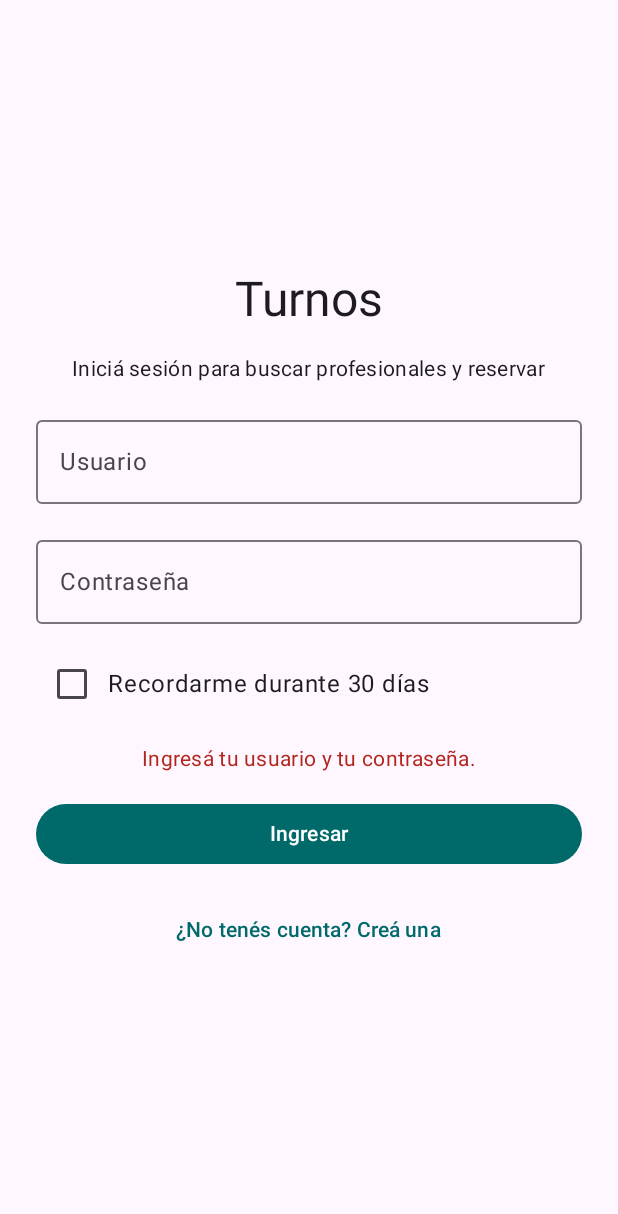
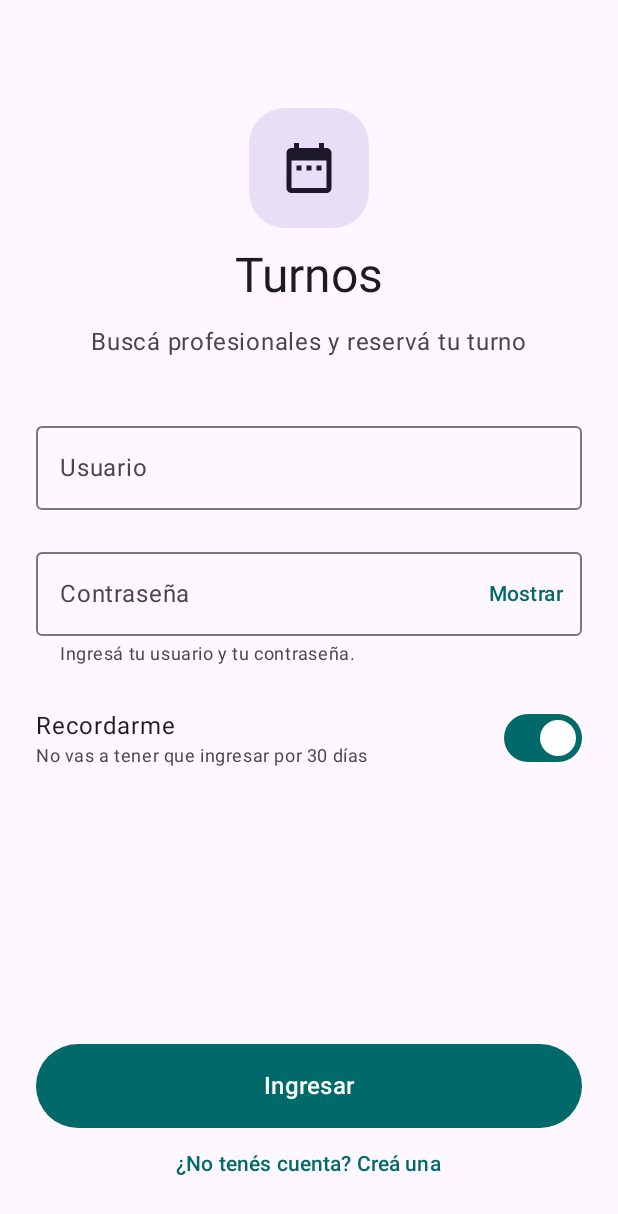
Before and after one commit to Martin-Salvatore-ProgII/app-kmp, an Android app built with Jetpack Compose: the screen it shows after launch (MainActivity), after a tap on "Ingresar", on a phone screen of 412 x 824 dp. Shown: the top 1214 px of the screen. Run offline under Robolectric (Android 15) with nearby library versions, the phone set to English and light mode, and no system bars; 2 statements that could not run were skipped; 1 other tap on this screen came first.

Commit message:
feat(auth): rediseñar Login según el prototipo, con el botón abajo y los campos marcados ante un 401

```diff
--- a/composeApp/src/commonMain/kotlin/com/example/turnosapp/auth/ui/LoginAction.kt
+++ b/composeApp/src/commonMain/kotlin/com/example/turnosapp/auth/ui/LoginAction.kt
@@ -4,6 +4,7 @@ sealed interface LoginAction {
     data class UsernameChanged(val value: String) : LoginAction
     data class PasswordChanged(val value: String) : LoginAction
     data class RememberMeChanged(val value: Boolean) : LoginAction
+    data object PasswordVisibilityToggled : LoginAction
     data object Submit : LoginAction
     data object RegisterClicked : LoginAction
 }
--- a/composeApp/src/commonMain/kotlin/com/example/turnosapp/auth/ui/LoginScreen.kt
+++ b/composeApp/src/commonMain/kotlin/com/example/turnosapp/auth/ui/LoginScreen.kt
@@ -1,20 +1,30 @@
 package com.example.turnosapp.auth.ui
 
+import androidx.compose.foundation.background
 import androidx.compose.foundation.layout.Arrangement
+import androidx.compose.foundation.layout.Box
 import androidx.compose.foundation.layout.Column
 import androidx.compose.foundation.layout.Row
 import androidx.compose.foundation.layout.fillMaxSize
 import androidx.compose.foundation.layout.fillMaxWidth
+import androidx.compose.foundation.layout.heightIn
+import androidx.compose.foundation.layout.imePadding
 import androidx.compose.foundation.layout.padding
 import androidx.compose.foundation.layout.size
 import androidx.compose.foundation.rememberScrollState
+import androidx.compose.foundation.selection.toggleable
+import androidx.compose.foundation.shape.RoundedCornerShape
 import androidx.compose.foundation.text.KeyboardOptions
 import androidx.compose.foundation.verticalScroll
+import androidx.compose.material.icons.Icons
+import androidx.compose.material.icons.filled.DateRange
+import androidx.compose.material.icons.filled.Info
 import androidx.compose.material3.Button
-import androidx.compose.material3.Checkbox
 import androidx.compose.material3.CircularProgressIndicator
+import androidx.compose.material3.Icon
 import androidx.compose.material3.MaterialTheme
 import androidx.compose.material3.OutlinedTextField
+import androidx.compose.material3.Switch
 import androidx.compose.material3.Text
 import androidx.compose.material3.TextButton
 import androidx.compose.runtime.Composable
@@ -22,13 +32,17 @@ import androidx.compose.runtime.LaunchedEffect
 import androidx.compose.runtime.getValue
 import androidx.compose.ui.Alignment
 import androidx.compose.ui.Modifier
+import androidx.compose.ui.draw.clip
+import androidx.compose.ui.semantics.Role
 import androidx.compose.ui.text.input.ImeAction
 import androidx.compose.ui.text.input.KeyboardType
 import androidx.compose.ui.text.input.PasswordVisualTransformation
+import androidx.compose.ui.text.input.VisualTransformation
 import androidx.compose.ui.unit.dp
 import androidx.lifecycle.compose.collectAsStateWithLifecycle
 import androidx.lifecycle.viewmodel.compose.viewModel
 import com.example.turnosapp.core.di.AppContainer
+import com.example.turnosapp.core.ui.PasswordVisibilityButton
 
 /** Conecta la pantalla con su ViewModel y traduce sus efectos en navegación. */
 @Composable
@@ -54,19 +68,23 @@ fun LoginRoute(
     LoginScreen(state = state, onAction = viewModel::onAction)
 }
 
-/** Inicio de sesión (HU-02). Solo dibuja el estado y emite acciones. */
+/**
+ * Inicio de sesión (HU-02, prototipo en `docs/arq/prototipo/`). Solo dibuja el estado y emite acciones.
+ * Los botones quedan abajo, al alcance del pulgar; el resto se desplaza si aparece el teclado.
+ */
 @Composable
 fun LoginScreen(
     state: LoginUiState,
     onAction: (LoginAction) -> Unit,
 ) {
+    Column(modifier = Modifier.fillMaxSize().imePadding().padding(horizontal = 24.dp)) {
         Column(
-        modifier = Modifier.fillMaxSize().verticalScroll(rememberScrollState()).padding(24.dp),
-        verticalArrangement = Arrangement.spacedBy(16.dp, Alignment.CenterVertically),
-        horizontalAlignment = Alignment.CenterHorizontally,
+            verticalArrangement = Arrangement.spacedBy(20.dp),
+            modifier = Modifier.weight(1f).verticalScroll(rememberScrollState()),
         ) {
-        Text("Turnos", style = MaterialTheme.typography.headlineLarge)
-        Text("Iniciá sesión para buscar profesionales y reservar", style = MaterialTheme.typography.bodyMedium)
+            AppHeader(modifier = Modifier.padding(top = 72.dp, bottom = 16.dp))
+
+            state.infoMessage?.let { InfoNotice(it) }
 
             OutlinedTextField(
                 value = state.username,
@@ -74,6 +92,8 @@ fun LoginScreen(
                 label = { Text("Usuario") },
                 singleLine = true,
                 enabled = !state.isLoading,
+                isError = state.invalidCredentials,
+                textStyle = MaterialTheme.typography.bodyLarge,
                 keyboardOptions = KeyboardOptions(keyboardType = KeyboardType.Ascii, imeAction = ImeAction.Next),
                 modifier = Modifier.fillMaxWidth(),
             )
@@ -83,45 +103,115 @@ fun LoginScreen(
                 label = { Text("Contraseña") },
                 singleLine = true,
                 enabled = !state.isLoading,
-            visualTransformation = PasswordVisualTransformation(),
+                isError = state.invalidCredentials,
+                textStyle = MaterialTheme.typography.bodyLarge,
+                visualTransformation = if (state.passwordVisible) VisualTransformation.None else PasswordVisualTransformation(),
+                trailingIcon = {
+                    PasswordVisibilityButton(state.passwordVisible) { onAction(LoginAction.PasswordVisibilityToggled) }
+                },
+                supportingText = state.errorMessage?.let { { Text(it) } },
                 keyboardOptions = KeyboardOptions(keyboardType = KeyboardType.Password, imeAction = ImeAction.Done),
                 modifier = Modifier.fillMaxWidth(),
             )
+            // Toda la fila es el interruptor, no solo el control: más fácil de tocar.
             Row(
-            modifier = Modifier.fillMaxWidth(),
                 verticalAlignment = Alignment.CenterVertically,
+                modifier = Modifier
+                    .fillMaxWidth()
+                    .heightIn(min = 56.dp)
+                    .toggleable(
+                        value = state.rememberMe,
+                        enabled = !state.isLoading,
+                        role = Role.Switch,
+                        onValueChange = { onAction(LoginAction.RememberMeChanged(it)) },
+                    ),
             ) {
-            Checkbox(
-                checked = state.rememberMe,
-                onCheckedChange = { onAction(LoginAction.RememberMeChanged(it)) },
-                enabled = !state.isLoading,
+                Column(modifier = Modifier.weight(1f)) {
+                    Text("Recordarme", style = MaterialTheme.typography.bodyLarge)
+                    Text(
+                        "No vas a tener que ingresar por 30 días",
+                        style = MaterialTheme.typography.bodySmall,
+                        color = MaterialTheme.colorScheme.onSurfaceVariant,
                     )
-            Text("Recordarme durante 30 días")
+                }
+                Switch(checked = state.rememberMe, onCheckedChange = null, enabled = !state.isLoading)
+            }
         }
 
-        state.infoMessage?.let {
-            Text(it, color = MaterialTheme.colorScheme.primary, style = MaterialTheme.typography.bodyMedium)
-        }
-        state.errorMessage?.let {
-            Text(it, color = MaterialTheme.colorScheme.error, style = MaterialTheme.typography.bodyMedium)
-        }
-
+        Column(
+            horizontalAlignment = Alignment.CenterHorizontally,
+            modifier = Modifier.fillMaxWidth().padding(top = 12.dp, bottom = 24.dp),
+        ) {
             Button(
                 onClick = { onAction(LoginAction.Submit) },
                 enabled = !state.isLoading,
-            modifier = Modifier.fillMaxWidth(),
+                modifier = Modifier.fillMaxWidth().heightIn(min = 56.dp),
             ) {
                 if (state.isLoading) {
                     CircularProgressIndicator(modifier = Modifier.size(20.dp), strokeWidth = 2.dp)
                 } else {
-                Text("Ingresar")
+                    Text("Ingresar", style = MaterialTheme.typography.titleMedium)
                 }
             }
             TextButton(
                 onClick = { onAction(LoginAction.RegisterClicked) },
                 enabled = !state.isLoading,
+                modifier = Modifier.heightIn(min = 48.dp),
             ) {
                 Text("¿No tenés cuenta? Creá una")
             }
         }
     }
+}
+
+/** El ícono y el nombre de la app, arriba de Login. */
+@Composable
+private fun AppHeader(modifier: Modifier = Modifier) {
+    Column(
+        horizontalAlignment = Alignment.CenterHorizontally,
+        verticalArrangement = Arrangement.spacedBy(12.dp),
+        modifier = modifier.fillMaxWidth(),
+    ) {
+        Box(
+            contentAlignment = Alignment.Center,
+            modifier = Modifier
+                .size(80.dp)
+                .clip(RoundedCornerShape(24.dp))
+                .background(MaterialTheme.colorScheme.secondaryContainer),
+        ) {
+            Icon(
+                Icons.Filled.DateRange,
+                contentDescription = null,
+                tint = MaterialTheme.colorScheme.onSecondaryContainer,
+                modifier = Modifier.size(40.dp),
+            )
+        }
+        Text("Turnos", style = MaterialTheme.typography.headlineLarge)
+        Text(
+            "Buscá profesionales y reservá tu turno",
+            style = MaterialTheme.typography.bodyLarge,
+            color = MaterialTheme.colorScheme.onSurfaceVariant,
+        )
+    }
+}
+
+/** Un aviso que no es un error, por ejemplo que la sesión venció o que la cuenta se creó. */
+@Composable
+private fun InfoNotice(text: String) {
+    Row(
+        horizontalArrangement = Arrangement.spacedBy(12.dp),
+        modifier = Modifier
+            .fillMaxWidth()
+            .clip(RoundedCornerShape(12.dp))
+            .background(MaterialTheme.colorScheme.tertiaryContainer)
+            .padding(horizontal = 16.dp, vertical = 14.dp),
+    ) {
+        Icon(
+            Icons.Filled.Info,
+            contentDescription = null,
+            tint = MaterialTheme.colorScheme.onTertiaryContainer,
+            modifier = Modifier.size(20.dp),
+        )
+        Text(text, style = MaterialTheme.typography.bodyMedium, color = MaterialTheme.colorScheme.onTertiaryContainer)
+    }
+}
--- a/composeApp/src/commonMain/kotlin/com/example/turnosapp/auth/ui/LoginUiState.kt
+++ b/composeApp/src/commonMain/kotlin/com/example/turnosapp/auth/ui/LoginUiState.kt
@@ -4,8 +4,11 @@ data class LoginUiState(
     val username: String = "",
     val password: String = "",
     val rememberMe: Boolean = false,
+    val passwordVisible: Boolean = false,
     val isLoading: Boolean = false,
     val errorMessage: String? = null,
+    /** El backend rechazó usuario y contraseña: se marcan los dos campos, sin decir cuál falló (HU-02). */
+    val invalidCredentials: Boolean = false,
     /** Aviso que no es un error, por ejemplo que la cuenta se creó. */
     val infoMessage: String? = null,
 )
--- a/composeApp/src/commonMain/kotlin/com/example/turnosapp/auth/ui/LoginViewModel.kt
+++ b/composeApp/src/commonMain/kotlin/com/example/turnosapp/auth/ui/LoginViewModel.kt
@@ -36,9 +36,12 @@ class LoginViewModel(
 
     fun onAction(action: LoginAction) {
         when (action) {
-            is LoginAction.UsernameChanged -> _state.update { it.copy(username = action.value, errorMessage = null) }
-            is LoginAction.PasswordChanged -> _state.update { it.copy(password = action.value, errorMessage = null) }
+            is LoginAction.UsernameChanged ->
+                _state.update { it.copy(username = action.value, errorMessage = null, invalidCredentials = false) }
+            is LoginAction.PasswordChanged ->
+                _state.update { it.copy(password = action.value, errorMessage = null, invalidCredentials = false) }
             is LoginAction.RememberMeChanged -> _state.update { it.copy(rememberMe = action.value) }
+            LoginAction.PasswordVisibilityToggled -> _state.update { it.copy(passwordVisible = !it.passwordVisible) }
             LoginAction.Submit -> login()
             LoginAction.RegisterClicked -> viewModelScope.launch { _effects.send(LoginEffect.NavigateToRegister) }
         }
@@ -60,7 +63,13 @@ class LoginViewModel(
                     _effects.send(LoginEffect.LoggedIn)
                 }
                 .onFailure { error ->
-                    _state.update { it.copy(isLoading = false, errorMessage = loginErrorMessage(error)) }
+                    _state.update {
+                        it.copy(
+                            isLoading = false,
+                            errorMessage = loginErrorMessage(error),
+                            invalidCredentials = error == AppError.Unauthorized,
+                        )
+                    }
                 }
         }
     }
--- /dev/null
+++ b/composeApp/src/commonMain/kotlin/com/example/turnosapp/core/ui/PasswordVisibilityButton.kt
@@ -0,0 +1,17 @@
+package com.example.turnosapp.core.ui
+
+import androidx.compose.material3.Text
+import androidx.compose.material3.TextButton
+import androidx.compose.runtime.Composable
+
+/**
+ * El botón para ver u ocultar la contraseña, en Login y en Registro. Es texto y no un ojo porque
+ * el set de íconos de la app (material-icons-core) no lo trae, y sumar el extendido por un solo
+ * ícono no se justifica.
+ */
+@Composable
+fun PasswordVisibilityButton(visible: Boolean, onClick: () -> Unit) {
+    TextButton(onClick = onClick) {
+        Text(if (visible) "Ocultar" else "Mostrar")
+    }
+}
```
Lines whose indentation alone changed are shown as unchanged.
